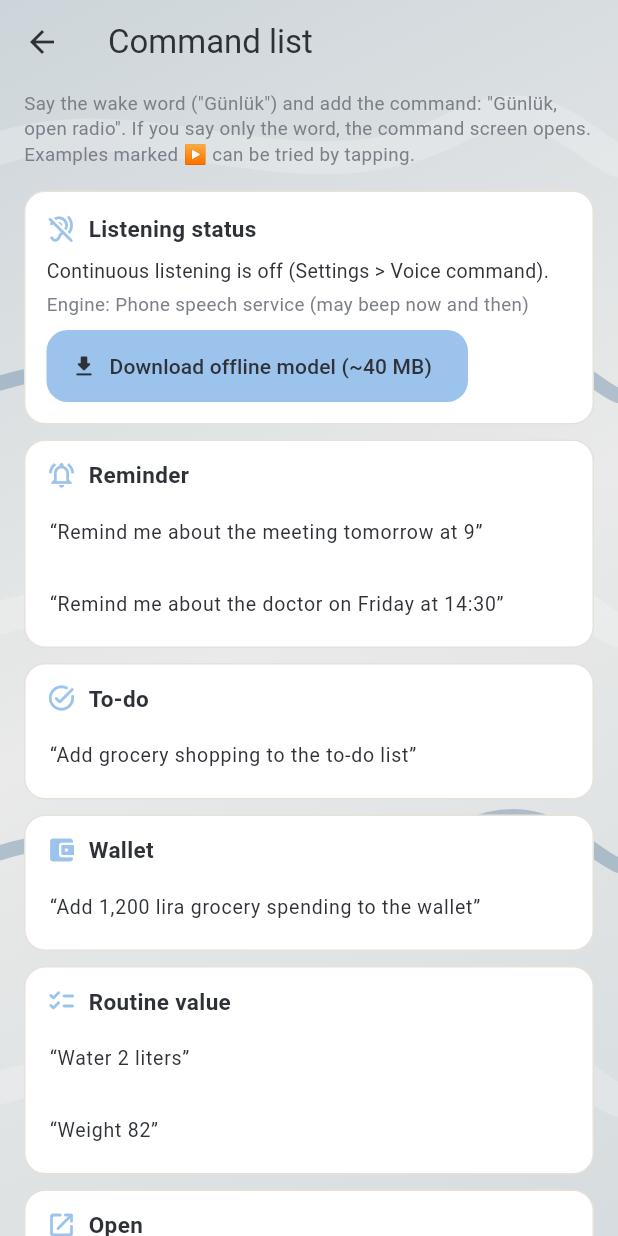
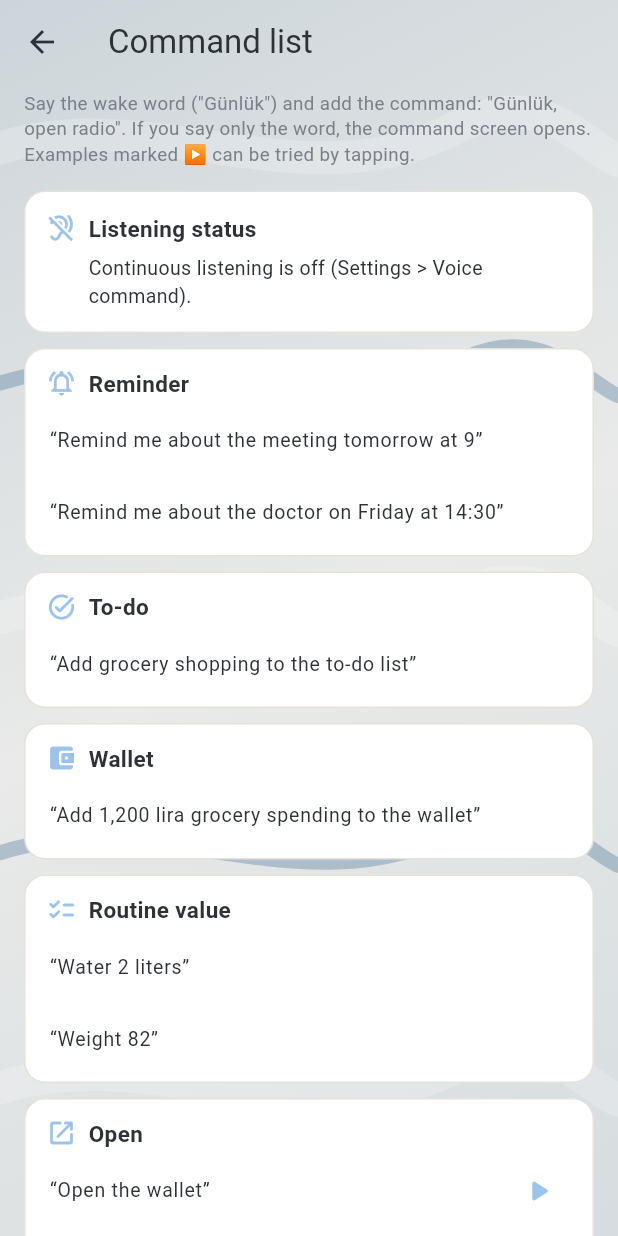
Before and after one commit to murat0ayvaz/gunluk, a Flutter app: the VoiceCommandsPage screen opened directly, on a phone screen of 412 x 824 dp. Run offline on Flutter 3.47's test engine with Material 3 defaults, Android fonts, the phone set to English and light mode, and no system bars; our stand-ins replace audioplayers, file_picker, flutter_local_notifications, flutter_tts, geolocator, just_audio and 5 more; missing offline and left inert: record, vosk_flutter.

Commit message:
Add files via upload

```diff
--- a/lib/about.dart
+++ b/lib/about.dart
@@ -11,6 +11,10 @@ import 'version.dart';
 // ---------------------------------------------------------------
 List<String> whatsNew() => [
       tx('Verilerin korundu.'),
+      tx('Yedek: ses kayıtlarıyla birlikte tek .zip dosyası olarak kaydet, dosyadan geri yükle. Otomatik yedek (haftalık/günlük) İndirilenler/GunlukYedek klasörüne yazar; 7 gün yedek almazsan ana ekranda ve bildirimde hatırlatır.'),
+      tx('Radyo çalarken ana ekranda çalan radyo satırı çıkar (önceki, durdur/oynat, sonraki).'),
+      tx('Radyo ve TV oynatıcıda önceki/sonraki tuşları; yukarı kaydırınca sonraki, aşağı kaydırınca önceki istasyon/kanal.'),
+      tx('Sesli komut sırasında çalan radyo duraklar, sonra kendiliğinden devam eder. Komut listesinde dinleme durumu paneli var.'),
       tx('Radyoda çalan şarkı adı (yayın gönderiyorsa) çalma çubuğunda ve ana ekrandaki radyo satırında görünür; istasyon kapağı da gösterilir.'),
       tx('Şarkının yanındaki kalple "İsteklerim" listesine ekle (Müzik ve Radyo sayfasının sağ üstü). Listede Çal, YouTube, Spotify ve Amazon Music düğmeleri var.'),
       tx('Telefonda Shazam kuruluysa radyo ve müzik çalarda Shazam düğmesi çıkar.'),
--- a/lib/home.dart
+++ b/lib/home.dart
@@ -4,7 +4,6 @@ import 'about.dart';
 import 'add_sheet.dart';
 import 'ambient.dart';
 import 'backup.dart';
-import 'wake.dart';
 import 'fx.dart';
 import 'data.dart';
 import 'profile.dart' show EntryLine;
@@ -105,9 +104,6 @@ class _HomePageState extends State<HomePage> with WidgetsBindingObserver {
     weather.ensure(); // hava durumu açıksa verisini yükle
     voiceListener.ctx = context; // sürekli dinleme komutları bu ekranın üstünde çalıştırır
     voiceListener.sync();
-    wakeEngine.tryLoad().then((_) {
-      if (wakeEngine.ready) voiceListener.engineChanged();
-    });
     store.rollTodos(); // bitmeyen geçmiş maddeler bugüne taşınır
     _wasAll = store.todayGoals().all;
     store.addListener(_checkGoals);
--- a/lib/strings.dart
+++ b/lib/strings.dart
@@ -2115,4 +2115,5 @@ const _en = <String, String>{
   'İsteklerime eklendi.': 'Added to My Requests.',
   'Şarkı bilgisi yok': 'No song info',
   'Şarkının yanındaki kalple "İsteklerim" listesine ekle (Müzik ve Radyo sayfasının sağ üstü). Listede Çal, YouTube, Spotify ve Amazon Music düğmeleri var.': 'Add songs to the "My Requests" list with the heart next to them (top right of the Music and Radio page). The list has Play, YouTube, Spotify and Amazon Music buttons.',
+  'Sesli komut sırasında çalan radyo duraklar, sonra kendiliğinden devam eder. Komut listesinde dinleme durumu paneli var.': 'The radio pauses during a voice command and resumes by itself afterwards. The command list has a listening status panel.',
 };
--- a/lib/version.dart
+++ b/lib/version.dart
@@ -4,5 +4,5 @@
 // aynı olmalı (appVersion = X.Y.Z, appBuild = N). appBuild değişince
 // uygulama ilk açılışta "Uygulama güncellendi" penceresini gösterir.
 // ---------------------------------------------------------------
-const appVersion = '1.25.20';
-const appBuild = 53;
+const appVersion = '1.25.21';
+const appBuild = 54;
--- a/lib/voicecmd.dart
+++ b/lib/voicecmd.dart
@@ -12,7 +12,6 @@ import 'notify.dart';
 import 'reminders.dart';
 import 'shortcuts.dart';
 import 'strings.dart';
-import 'wake.dart';
 import 'tools.dart';
 import 'tv.dart';
 import 'ui.dart';
@@ -1237,13 +1236,6 @@ class VoiceListener extends ChangeNotifier with WidgetsBindingObserver {
     }
   }
 
-  /// Çevrimdışı motor hazır olunca dinlemeyi o motorla yeniden başlatır
-  Future<void> engineChanged() async {
-    if (!_want || !store.voiceListen) return;
-    await _halt();
-    _loop();
-  }
-
   /// Başka bir mikrofon kullanımı (ses kaydı gibi) için geçici durdurma
   Future<void> pause() async {
     _busy = true;
@@ -1272,7 +1264,6 @@ class VoiceListener extends ChangeNotifier with WidgetsBindingObserver {
     _gen++;
     _wakeTimer?.cancel();
     try {
-      await wakeEngine.stop();
       await _stt.cancel();
     } catch (_) {}
     if (listening) {
@@ -1284,22 +1275,6 @@ class VoiceListener extends ChangeNotifier with WidgetsBindingObserver {
   Future<void> _loop() async {
     if (!_want || _busy || !_fg || listening) return;
     final g = ++_gen;
-    // Çevrimdışı motor hazırsa o dinler (bip yok, kesinti yok); değilse eski yöntem
-    if (wakeEngine.ready && wakeEngine.enabled) {
-      final ok = await wakeEngine.start(
-        (t) {
-          if (g == _gen) _onPartial(t);
-        },
-        (t) {
-          if (g == _gen) _onFinal(t);
-        },
-      );
-      if (ok) {
-        listening = true;
-        notifyListeners();
-        return;
-      }
-    }
     if (!_inited) {
       try {
         _inited = await _stt.initialize(
@@ -1586,7 +1561,7 @@ class VoiceCommandsPage extends StatelessWidget {
 
 
 // ---------------------------------------------------------------
-// DURUM PANELİ: hangi motor dinliyor, model indirildi mi, son hata ne
+// DURUM PANELİ: şu an dinliyor mu
 // ---------------------------------------------------------------
 class _VoiceStatus extends StatelessWidget {
   const _VoiceStatus();
@@ -1595,13 +1570,9 @@ class _VoiceStatus extends StatelessWidget {
   Widget build(BuildContext context) {
     final p = palOf(context);
     return ListenableBuilder(
-      listenable: Listenable.merge([voiceListener, wakeEngine, store]),
+      listenable: Listenable.merge([voiceListener, store]),
       builder: (context, _) {
-        final w = wakeEngine;
         final on = store.voiceListen;
-        final engine = w.ready && w.enabled
-            ? tx('Çevrimdışı motor (bipsiz)')
-            : tx('Telefonun konuşma servisi (zaman zaman bip verir)');
         return Container(
           margin: const EdgeInsets.only(top: 10),
           padding: const EdgeInsets.all(14),
@@ -1610,17 +1581,24 @@ class _VoiceStatus extends StatelessWidget {
             borderRadius: BorderRadius.circular(14),
             border: Border.all(color: p.line),
           ),
+          child: Row(
+            crossAxisAlignment: CrossAxisAlignment.start,
+            children: [
+              Icon(
+                  voiceListener.listening
+                      ? Icons.hearing_rounded
+                      : Icons.hearing_disabled_rounded,
+                  size: 20,
+                  color: p.accent),
+              const SizedBox(width: 8),
+              Expanded(
                 child: Column(
                   crossAxisAlignment: CrossAxisAlignment.start,
                   children: [
-              Row(children: [
-                Icon(voiceListener.listening ? Icons.hearing_rounded : Icons.hearing_disabled_rounded,
-                    size: 20, color: p.accent),
-                const SizedBox(width: 8),
                     Text(tx('Dinleme durumu'),
-                    style: const TextStyle(fontSize: 15, fontWeight: FontWeight.w700)),
-              ]),
-              const SizedBox(height: 8),
+                        style: const TextStyle(
+                            fontSize: 15, fontWeight: FontWeight.w700)),
+                    const SizedBox(height: 6),
                     Text(
                         !on
                             ? tx('Sürekli dinleme kapalı (Ayarlar > Sesli komut).')
@@ -1628,41 +1606,8 @@ class _VoiceStatus extends StatelessWidget {
                                 ? tx('Dinliyor. Uyandırma kelimesi: "{0}"', [store.voiceWake])
                                 : tx('Şu an dinlemiyor (arka planda, komut sırasında ya da yeniden başlıyor).'),
                         style: TextStyle(color: p.ink, fontSize: 13)),
-              const SizedBox(height: 4),
-              Text(tx('Motor: {0}', [engine]), style: TextStyle(color: p.soft, fontSize: 12.5)),
-              if (w.status.isNotEmpty)
-                Padding(
-                  padding: const EdgeInsets.only(top: 4),
-                  child: Text(w.status, style: TextStyle(color: p.soft, fontSize: 12.5)),
-                ),
-              if (w.error != null)
-                Padding(
-                  padding: const EdgeInsets.only(top: 4),
-                  child: Text(tx('Hata: {0}', [w.error!]),
-                      style: const TextStyle(color: Colors.redAccent, fontSize: 12)),
-                ),
-              const SizedBox(height: 8),
-              if (w.downloading)
-                const LinearProgressIndicator()
-              else if (!w.ready)
-                FilledButton.icon(
-                  onPressed: () async {
-                    await w.download();
-                    voiceListener.engineChanged();
-                  },
-                  icon: const Icon(Icons.download_rounded),
-                  label: Text(tx('Çevrimdışı modeli indir (~40 MB)')),
-                )
-              else
-                SwitchListTile(
-                  contentPadding: EdgeInsets.zero,
-                  dense: true,
-                  title: Text(tx('Çevrimdışı motoru kullan')),
-                  value: w.enabled,
-                  onChanged: (v) {
-                    store.setProf('vosk', v);
-                    voiceListener.engineChanged();
-                  },
+                  ],
+                ),
               ),
             ],
           ),
--- a/pubspec.yaml
+++ b/pubspec.yaml
@@ -1,7 +1,7 @@
 name: gunluk
 description: Daily Routine - günlük rutin, hedef, yapılacaklar ve günlük (not) uygulaması
 publish_to: 'none'
-version: 1.25.20+53
+version: 1.25.21+54
 
 environment:
   sdk: '>=3.0.0 <4.0.0'
@@ -17,7 +17,6 @@ dependencies:
   video_player: '>=2.8.0 <3.0.0'   # canlı TV (HLS yayınları)
   wakelock_plus: '>=1.2.0 <2.0.0'   # TV izlerken ekranın açık kalması
   record: '>=5.1.0 <7.0.0'   # ses kaydı (günlük, yapılacaklar)
-  vosk_flutter: '>=0.3.48 <0.4.0'   # çevrimdışı uyandırma kelimesi (Türkçe küçük model)
   speech_to_text: '>=6.6.0 <8.0.0'   # sesli komut (konuşmayı yazıya çevirir)
   flutter_tts: '>=4.0.0 <5.0.0'   # haberleri sesli okuma
   url_launcher: '>=6.2.0 <7.0.0'   # haberi tarayıcıda aç
```
Also changed, not shown: KURULUM.txt (+10 -7 lines). Lines whose indentation alone changed are shown as unchanged.
